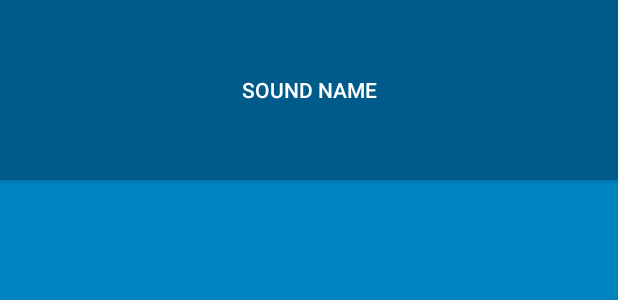
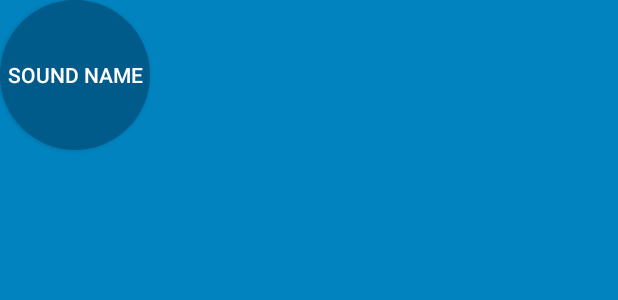
Before and after one commit to km385/BeatBox, an Android app: the layout list_item_sound.xml on its own in the app's theme, with its tools: preview values and no code run, on a phone screen of 412 x 824 dp. Shown: the top 300 px of the screen. Run offline under Robolectric (Android 15) with nearby library versions, the light colour scheme and no system bars.

Commit message:
added different states for beat box buttons

```diff
--- /dev/null
+++ b/app/src/main/res/drawable/button_beat_box.xml
@@ -0,0 +1,6 @@
+<?xml version="1.0" encoding="utf-8"?>
+<selector xmlns:android="http://schemas.android.com/apk/res/android">
+    <item android:drawable="@drawable/button_beat_box_pressed"
+        android:state_pressed="true" />
+    <item android:drawable="@drawable/button_beat_box_normal" />
+</selector>
--- /dev/null
+++ b/app/src/main/res/drawable/button_beat_box_normal.xml
@@ -0,0 +1,6 @@
+<?xml version="1.0" encoding="utf-8"?>
+<shape xmlns:android="http://schemas.android.com/apk/res/android"
+    android:shape="oval">
+    <solid
+        android:color="@color/dark_blue"/>
+</shape>
--- /dev/null
+++ b/app/src/main/res/drawable/button_beat_box_pressed.xml
@@ -0,0 +1,18 @@
+<?xml version="1.0" encoding="utf-8"?>
+<layer-list xmlns:android="http://schemas.android.com/apk/res/android">
+    <item>
+        <shape xmlns:android="http://schemas.android.com/apk/res/android"
+            android:shape="oval">
+            <solid
+                android:color="@color/red"/>
+
+        </shape>
+    </item>
+    <item>
+        <shape android:shape="oval">
+            <stroke
+                android:width="4dp"
+                android:color="@color/dark_red"/>
+        </shape>
+    </item>
+</layer-list>
--- a/app/src/main/res/layout/list_item_sound.xml
+++ b/app/src/main/res/layout/list_item_sound.xml
@@ -7,8 +7,9 @@
             type="com.bignerdranch.android.beatbox.SoundViewModel" />
     </data>
     <Button
-        android:layout_width="match_parent"
-        android:layout_height="120dp"
+        android:layout_width="100dp"
+        android:layout_height="100dp"
+        android:gravity="center"
         android:text="@{viewModel.title}"
         android:onClick="@{() -> viewModel.onButtonClicked()}"
         tools:text="Sound name"/>
--- a/app/src/main/res/values/themes.xml
+++ b/app/src/main/res/values/themes.xml
@@ -18,6 +18,6 @@
 
     </style>
     <style name="BeatBoxButton" parent="Widget.AppCompat.Button">
-        <item name="android:background">@color/dark_blue</item>
+        <item name="android:background">@drawable/button_beat_box</item>
     </style>
 </resources>
```
